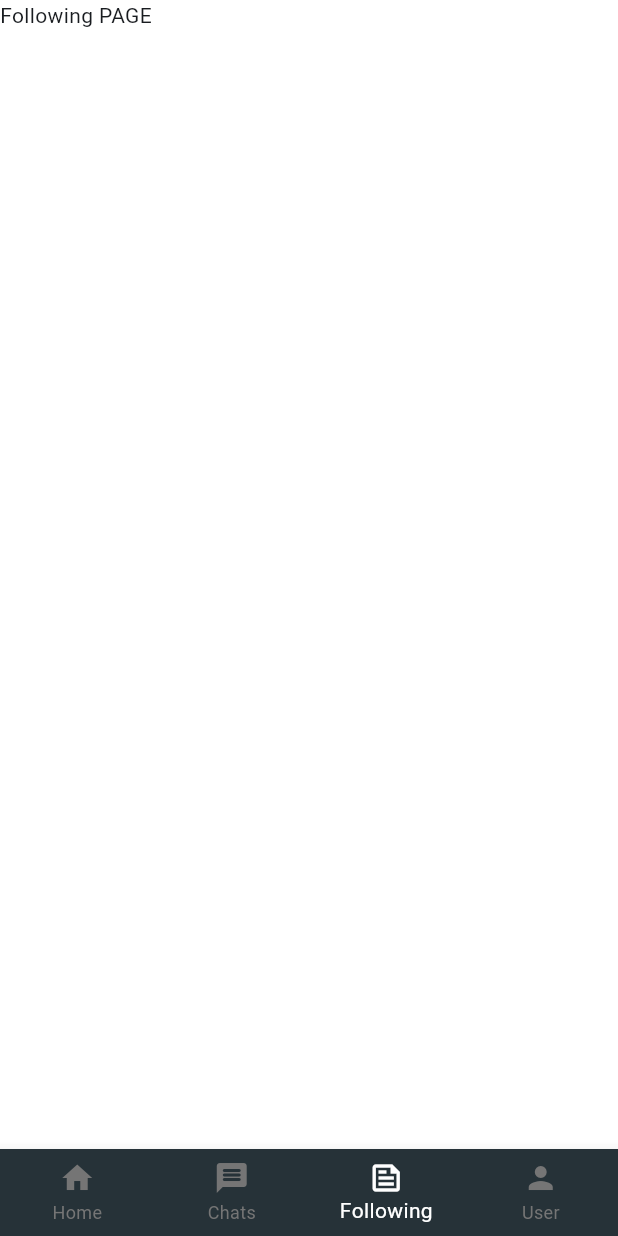
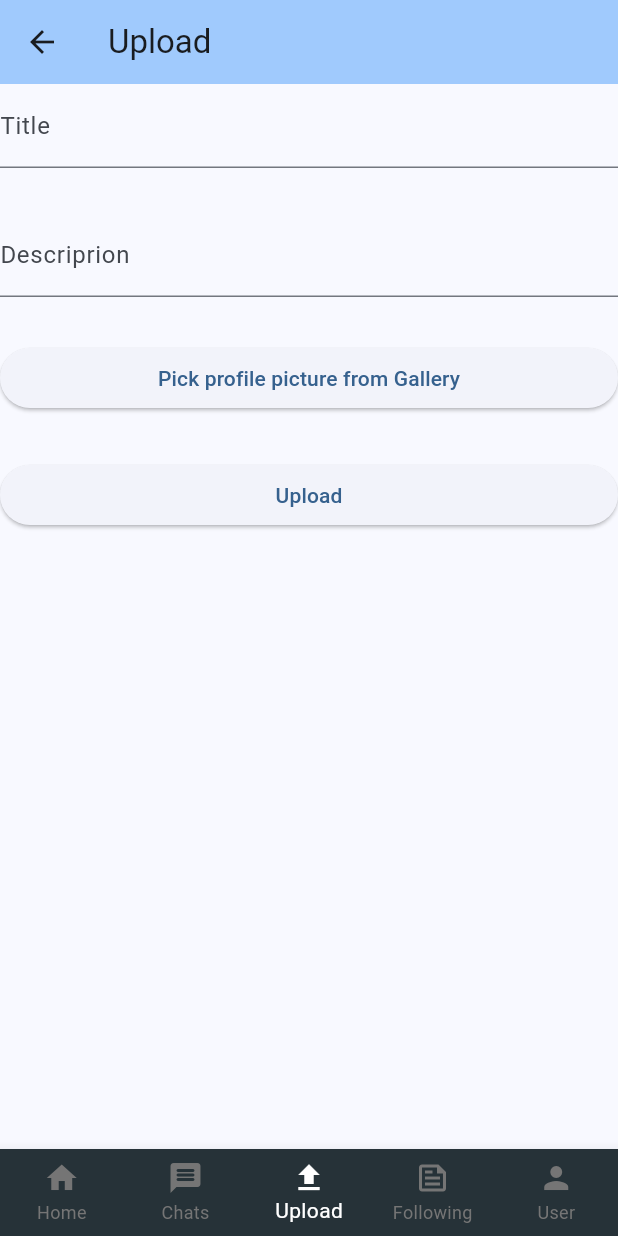
Before and after one commit to JavierKuri/socialapp, a Flutter app: the ChatsPage screen opened directly, item 3 of the bottom bar chosen, on a phone screen of 412 x 824 dp. Run offline on Flutter 3.47's test engine with Material 3 defaults, Android fonts, the light colour scheme and no system bars; our stand-ins replace image_picker.

Commit message:
Added frontend for uploading posts, changed bottomnavbar to consider that, and refactored file names

```diff
--- a/socialapp/lib/main.dart
+++ b/socialapp/lib/main.dart
@@ -2,8 +2,8 @@ import 'package:flutter/material.dart';
 import 'package:http/http.dart' as http;
 import 'package:socialapp/globals.dart';
 import 'dart:convert';
-import 'pages/PostsHomePage.dart';
-import 'pages/SignupPage.dart';
+import 'pages/posts_home_page.dart';
+import 'pages/signup_page.dart';
 
 void main() {
   runApp(const MyApp());
--- a/socialapp/lib/pages/following_page.dart
+++ b/socialapp/lib/pages/following_page.dart
@@ -13,8 +13,8 @@ class _FollowingPageState extends State<FollowingPage> {
   Widget build(BuildContext context) {
     return Scaffold(
       backgroundColor: Colors.white,
-      body: Container(child: Text("Following PAGE"),),
-      bottomNavigationBar: AppBottomNavBar(selectedIndex: 2),
+      body: Container(child: Text("Following Page"),),
+      bottomNavigationBar: AppBottomNavBar(selectedIndex: 3),
     );
   }
 }
--- /dev/null
+++ b/socialapp/lib/pages/upload_page.dart
@@ -0,0 +1,123 @@
+import 'package:flutter/material.dart';
+import 'package:http/http.dart' as http;
+import 'dart:convert';
+import 'package:image_picker/image_picker.dart';
+import 'package:socialapp/globals.dart';
+import '../pages/posts_home_page.dart';
+import '../widgets/app_bottom_bar.dart';
+
+class UploadPage extends StatefulWidget {
+  const UploadPage({super.key, required this.title});
+  final String title;
+
+  @override
+  State<UploadPage> createState() => _uploadPageState();
+}
+
+class _uploadPageState extends State<UploadPage> {
+
+  final TextEditingController _titleController = TextEditingController();
+  final TextEditingController _descriptionController = TextEditingController();
+  final ImagePicker _postPicturePicker = ImagePicker();
+  XFile? postPictureFile;
+
+  Future<void> upload() async {
+
+    String? pictureBase64;
+
+    if (postPictureFile != null) {
+      final bytes = await postPictureFile!.readAsBytes();
+      pictureBase64 = base64Encode(bytes);
+    }
+
+    final response = await http.post(
+      Uri.parse("$backendurl/upload"),
+      headers: {
+        "Content-Type": "application/json",
+      },
+      body: jsonEncode({
+        'title': _titleController.text,
+        'description': _descriptionController.text,
+        'postPicture': pictureBase64,
+      }),
+    );
+    if (response.statusCode == 200) {
+      ScaffoldMessenger.of(context).showSnackBar(
+        const SnackBar(content: Text('Upload successful. Returning to Home page...')),
+      );
+
+      Future.delayed(const Duration(seconds: 3), () {
+        Navigator.pushReplacement(
+          context,
+          MaterialPageRoute(builder: (context) => PostsHomePage(title: "Home")),
+        );
+      });
+
+    } else if (response.statusCode == 400) {
+      ScaffoldMessenger.of(context).showSnackBar(
+        const SnackBar(content: Text('Invalid data')),
+      );
+
+    } else {
+      ScaffoldMessenger.of(context).showSnackBar(
+        const SnackBar(content: Text('Server error. Please try again later.')),
+      );
+    }
+  }
+
+  Future<void> _pickPostPicture() async {
+    final XFile? pickedFile =
+        await _postPicturePicker.pickImage(source: ImageSource.gallery);
+
+    if (pickedFile != null) {
+      setState(() {
+        postPictureFile = pickedFile;
+      });
+    }
+  }
+
+  @override
+  Widget build(BuildContext context) {
+    return Scaffold(
+      appBar: AppBar(
+        backgroundColor: Theme.of(context).colorScheme.inversePrimary,
+        title: Text(widget.title),
+      ),
+
+      // Fields for user input
+      body: ListView(
+        children: [
+          TextField(
+            controller: _titleController,
+            decoration: InputDecoration(
+              labelText: "Title"
+            ),
+          ),
+          const SizedBox(height: 30),
+          TextField(
+            controller: _descriptionController,
+            decoration: InputDecoration(
+              labelText: "Descriprion"
+            ),
+          ),
+          const SizedBox(height:30),
+          ElevatedButton(
+            onPressed: _pickPostPicture,
+            child: const Text('Pick profile picture from Gallery'),
+          ),
+          if (postPictureFile != null)
+            Padding(
+              padding: const EdgeInsets.symmetric(vertical: 10),
+              child: const Icon(
+                Icons.check,
+                color: Colors.green,
+              )
+            ),
+          const SizedBox(height: 30),
+          ElevatedButton(onPressed: upload, child: const Text("Upload"))
+        ],
+      ),
+      bottomNavigationBar: AppBottomNavBar(selectedIndex: 2),
+    );
+  }
+}
--- a/socialapp/lib/pages/user_page.dart
+++ b/socialapp/lib/pages/user_page.dart
@@ -14,7 +14,7 @@ class _UserPageState extends State<UserPage> {
     return Scaffold(
       backgroundColor: Colors.white,
       body: Container(child: Text("USER PAGE"),),
-      bottomNavigationBar: AppBottomNavBar(selectedIndex: 3),
+      bottomNavigationBar: AppBottomNavBar(selectedIndex: 4),
     );
   }
 }
--- a/socialapp/lib/widgets/app_bottom_bar.dart
+++ b/socialapp/lib/widgets/app_bottom_bar.dart
@@ -1,8 +1,9 @@
 import 'package:flutter/material.dart';
-import '../pages/PostsHomePage.dart';
+import '../pages/posts_home_page.dart';
 import '../pages/chats_page.dart';
 import '../pages/following_page.dart';
 import '../pages/user_page.dart';
+import '../pages/upload_page.dart';
 
 class AppBottomNavBar extends StatelessWidget {
   final int selectedIndex;
@@ -25,9 +26,13 @@ class AppBottomNavBar extends StatelessWidget {
         page = ChatsPage(title: 'Chats');
         break;
       case 2:
+        page = UploadPage(title: 'Upload');
+        break;
+      case 3:
         page = FollowingPage(title: 'Following');
         break;
-      case 3:
+      case 4:
+        page = UserPage(title: 'User');
       default:
         page = UserPage(title: 'User');
     }
@@ -57,6 +62,10 @@ class AppBottomNavBar extends StatelessWidget {
           label: 'Chats',
         ),
         BottomNavigationBarItem(
+          icon: Icon(Icons.upload),
+          label: 'Upload',
+        ),
+        BottomNavigationBarItem(
           icon: Icon(Icons.feed_outlined),
           label: 'Following',
         ),
```
Also changed, not shown: socialapp/lib/pages/posts_home_page.dart (renamed from socialapp/lib/pages/PostsHomePage.dart), socialapp/lib/pages/signup_page.dart (renamed from socialapp/lib/pages/SignupPage.dart).
